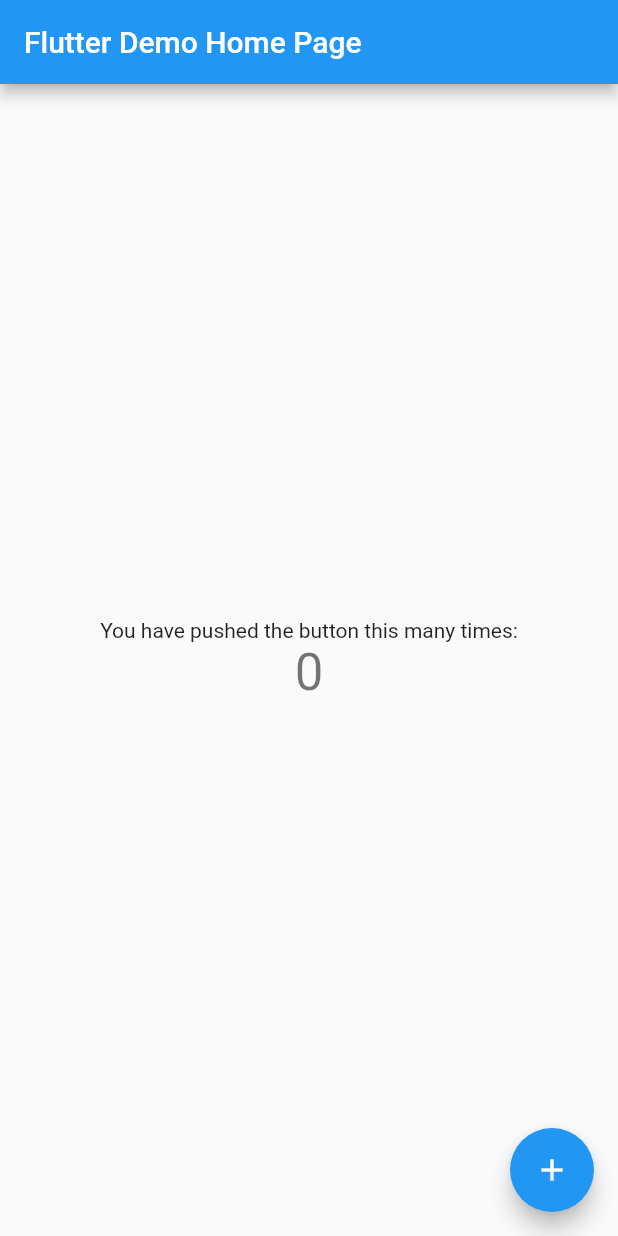
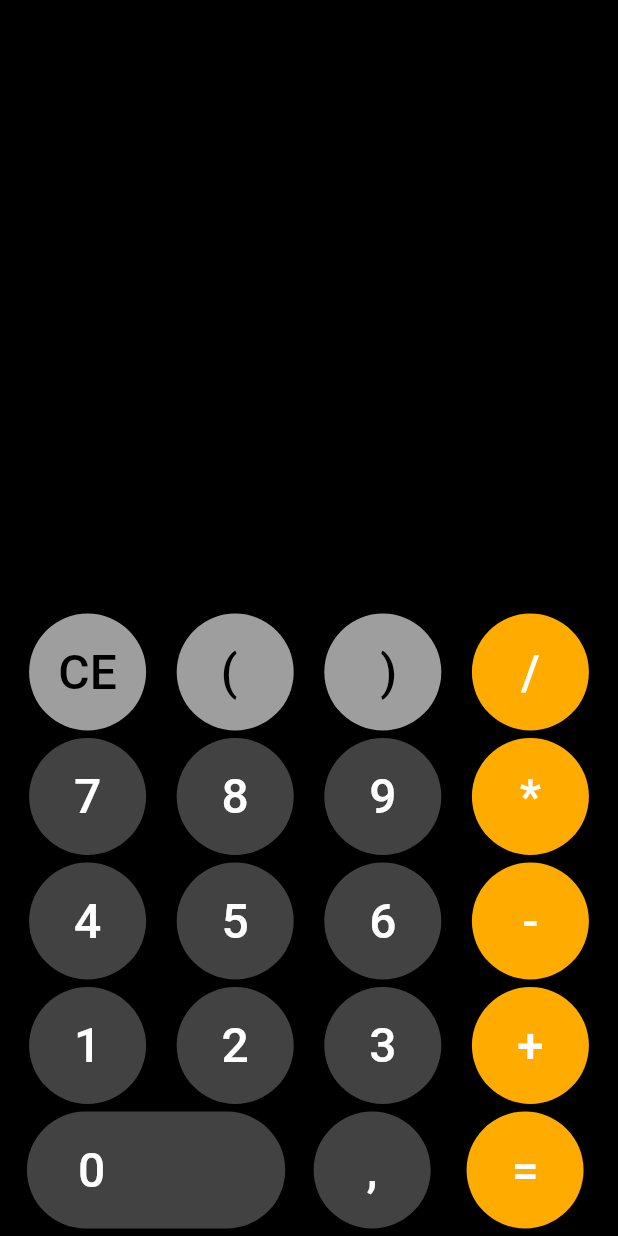
Before and after one commit to iamonur/calc, a Flutter app: the screen it shows after launch, on a phone screen of 412 x 824 dp. Run offline on Flutter 3.47's test engine with Material 2 defaults, Android fonts, the phone set to English and light mode, and no system bars.

Commit message:
Add basic UI

```diff
--- a/lib/main.dart
+++ b/lib/main.dart
@@ -1,115 +1,182 @@
 import 'package:flutter/material.dart';
+import 'Calculator/calculator.dart';
 
-void main() {
-  runApp(const MyApp());
-}
+void main() => runApp(Myapp());
 
-class MyApp extends StatelessWidget {
-  const MyApp({Key? key}) : super(key: key);
-
-  // This widget is the root of your application.
+class Myapp extends StatelessWidget {
   @override
   Widget build(BuildContext context) {
     return MaterialApp(
-      title: 'Flutter Demo',
-      theme: ThemeData(
-        // This is the theme of your application.
-        //
-        // Try running your application with "flutter run". You'll see the
-        // application has a blue toolbar. Then, without quitting the app, try
-        // changing the primarySwatch below to Colors.green and then invoke
-        // "hot reload" (press "r" in the console where you ran "flutter run",
-        // or simply save your changes to "hot reload" in a Flutter IDE).
-        // Notice that the counter didn't reset back to zero; the application
-        // is not restarted.
-        primarySwatch: Colors.blue,
-      ),
-      home: const MyHomePage(title: 'Flutter Demo Home Page'),
+      debugShowCheckedModeBanner: false,
+      home: Calculator(),
     );
   }
 }
 
-class MyHomePage extends StatefulWidget {
-  const MyHomePage({Key? key, required this.title}) : super(key: key);
-
-  // This widget is the home page of your application. It is stateful, meaning
-  // that it has a State object (defined below) that contains fields that affect
-  // how it looks.
-
-  // This class is the configuration for the state. It holds the values (in this
-  // case the title) provided by the parent (in this case the App widget) and
-  // used by the build method of the State. Fields in a Widget subclass are
-  // always marked "final".
-
-  final String title;
-
+class Calculator extends StatefulWidget {
   @override
-  State<MyHomePage> createState() => _MyHomePageState();
+  State<Calculator> createState() => _CalculatorState();
 }
 
-class _MyHomePageState extends State<MyHomePage> {
-  int _counter = 0;
+class _CalculatorState extends State<Calculator> {
+  Widget calcbutton(String btntxt, Color btncolor, Color txtcolor) {
+    return Container(
+      child: RaisedButton(
+        onPressed: () {
+          pressButton(btntxt);
+        },
+        child: Text(
+          btntxt,
+          style: TextStyle(
+            color: txtcolor,
+            fontSize: 32,
+            backgroundColor: btncolor,
+          ),
+        ),
+        color: btncolor,
+        shape: CircleBorder(),
+        padding: EdgeInsets.all(20),
+      ),
+    );
+  }
 
-  void _incrementCounter() {
-    setState(() {
-      // This call to setState tells the Flutter framework that something has
-      // changed in this State, which causes it to rerun the build method below
-      // so that the display can reflect the updated values. If we changed
-      // _counter without calling setState(), then the build method would not be
-      // called again, and so nothing would appear to happen.
-      _counter++;
-    });
-  }
+  dynamic calcText = '';
+  dynamic lastCalc = '';
 
   @override
   Widget build(BuildContext context) {
-    // This method is rerun every time setState is called, for instance as done
-    // by the _incrementCounter method above.
-    //
-    // The Flutter framework has been optimized to make rerunning build methods
-    // fast, so that you can just rebuild anything that needs updating rather
-    // than having to individually change instances of widgets.
     return Scaffold(
-      appBar: AppBar(
-        // Here we take the value from the MyHomePage object that was created by
-        // the App.build method, and use it to set our appbar title.
-        title: Text(widget.title),
-      ),
-      body: Center(
-        // Center is a layout widget. It takes a single child and positions it
-        // in the middle of the parent.
+      backgroundColor: Colors.black,
+      body: Padding(
+        padding: const EdgeInsets.symmetric(horizontal: 4),
         child: Column(
-          // Column is also a layout widget. It takes a list of children and
-          // arranges them vertically. By default, it sizes itself to fit its
-          // children horizontally, and tries to be as tall as its parent.
-          //
-          // Invoke "debug painting" (press "p" in the console, choose the
-          // "Toggle Debug Paint" action from the Flutter Inspector in Android
-          // Studio, or the "Toggle Debug Paint" command in Visual Studio Code)
-          // to see the wireframe for each widget.
-          //
-          // Column has various properties to control how it sizes itself and
-          // how it positions its children. Here we use mainAxisAlignment to
-          // center the children vertically; the main axis here is the vertical
-          // axis because Columns are vertical (the cross axis would be
-          // horizontal).
-          mainAxisAlignment: MainAxisAlignment.center,
-          children: <Widget>[
-            const Text(
-              'You have pushed the button this many times:',
+          mainAxisAlignment: MainAxisAlignment.end,
+          children: [
+            Row(
+              mainAxisAlignment: MainAxisAlignment.end,
+              children: [
+                Text(
+                  lastCalc,
+                  textAlign: TextAlign.left,
+                  style: TextStyle(color: Colors.grey.shade400, fontSize: 32),
+                ),
+              ],
             ),
-            Text(
-              '$_counter',
-              style: Theme.of(context).textTheme.headline4,
+            Row(
+              mainAxisAlignment: MainAxisAlignment.end,
+              children: [
+                Text(
+                  calcText,
+                  textAlign: TextAlign.left,
+                  style: TextStyle(color: Colors.white, fontSize: 50),
+                ),
+              ],
+            ),
+            Row(
+              mainAxisAlignment: MainAxisAlignment.spaceEvenly,
+              children: [
+                calcbutton('CE', Colors.grey, Colors.black),
+                calcbutton('( ', Colors.grey, Colors.black),
+                calcbutton(' )', Colors.grey, Colors.black),
+                calcbutton('/', Colors.amberAccent.shade700, Colors.white),
+              ],
+            ),
+            const SizedBox(
+              height: 5,
+            ),
+            Row(
+              mainAxisAlignment: MainAxisAlignment.spaceEvenly,
+              children: [
+                calcbutton('7', Colors.grey.shade800, Colors.white),
+                calcbutton('8', Colors.grey.shade800, Colors.white),
+                calcbutton('9', Colors.grey.shade800, Colors.white),
+                calcbutton('*', Colors.amberAccent.shade700, Colors.white),
+              ],
+            ),
+            const SizedBox(
+              height: 5,
+            ),
+            Row(
+              mainAxisAlignment: MainAxisAlignment.spaceEvenly,
+              children: [
+                calcbutton('4', Colors.grey.shade800, Colors.white),
+                calcbutton('5', Colors.grey.shade800, Colors.white),
+                calcbutton('6', Colors.grey.shade800, Colors.white),
+                calcbutton(' - ', Colors.amberAccent.shade700, Colors.white),
+              ],
+            ),
+            const SizedBox(
+              height: 5,
+            ),
+            Row(
+              mainAxisAlignment: MainAxisAlignment.spaceEvenly,
+              children: [
+                calcbutton('1', Colors.grey.shade800, Colors.white),
+                calcbutton('2', Colors.grey.shade800, Colors.white),
+                calcbutton('3', Colors.grey.shade800, Colors.white),
+                calcbutton(' + ', Colors.amberAccent.shade700, Colors.white),
+              ],
+            ),
+            const SizedBox(
+              height: 5,
+            ),
+            Row(
+              mainAxisAlignment: MainAxisAlignment.spaceEvenly,
+              children: [
+                RaisedButton(
+                    padding: EdgeInsets.fromLTRB(34, 20, 120, 20),
+                    onPressed: () {
+                      pressButton('0');
+                    },
+                    shape: StadiumBorder(),
+                    child: Text(
+                      '0',
+                      style: TextStyle(fontSize: 32, color: Colors.white),
+                    ),
+                    color: Colors.grey.shade800),
+                calcbutton(',', Colors.grey.shade800, Colors.white),
+                calcbutton('=', Colors.amberAccent.shade700, Colors.white),
+              ],
+            ),
+            const SizedBox(
+              height: 5,
             ),
           ],
         ),
       ),
-      floatingActionButton: FloatingActionButton(
-        onPressed: _incrementCounter,
-        tooltip: 'Increment',
-        child: const Icon(Icons.add),
-      ), // This trailing comma makes auto-formatting nicer for build methods.
     );
   }
+
+  void pressButton(String button) {
+    bool calcToLastCalc = false;
+    switch (button) {
+      case 'CE':
+        if (calcText != '') {
+          calcText = '';
+        } else {
+          calcText = '';
+          lastCalc = '';
+        }
+        break;
+      case '=':
+        String temp = calculate(calcText);
+        if (temp.endsWith('.0')) {
+          temp = temp.substring(0, temp.length - 2);
+        }
+        calcText += (' = ' + temp);
+        calcToLastCalc = true;
+        break;
+      default:
+        calcText += button;
+    }
+
+    setState(() {
+      if (calcToLastCalc) {
+        lastCalc = calcText;
+        calcText = '';
+      } else {
+        calcText;
+      }
+    });
+  }
 }
```
